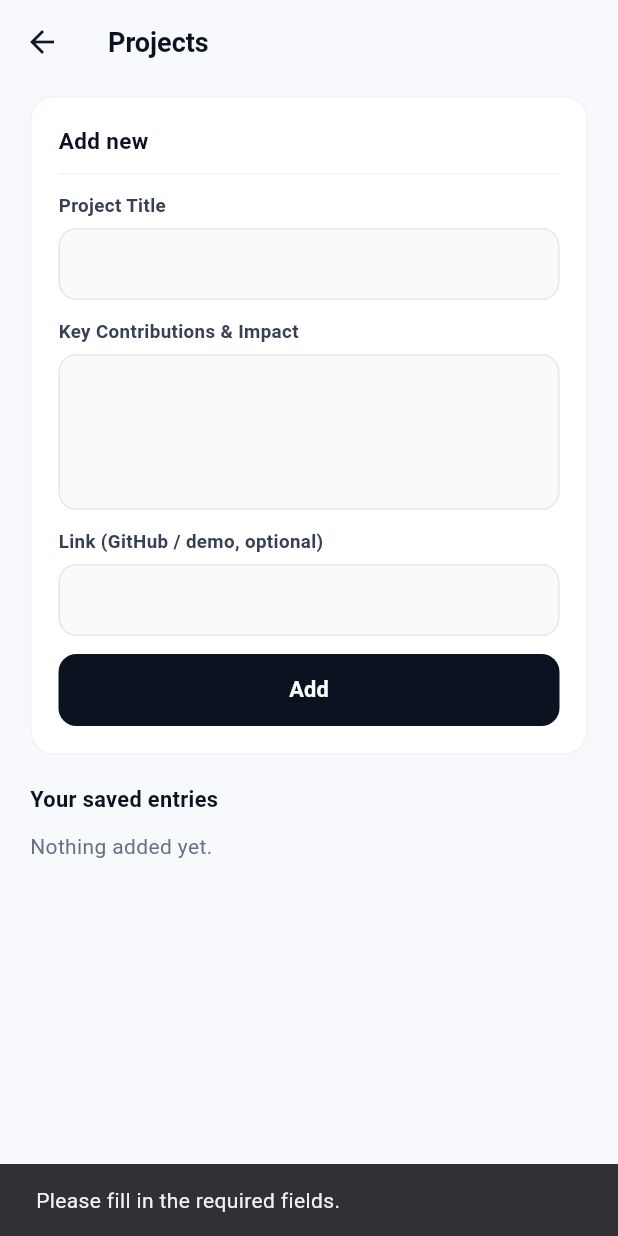
After one commit to rishanshrestha/sopaanapp, a Flutter app: the ProjectsScreen screen opened directly, after a tap on "Add", on a phone screen of 412 x 824 dp. The commit adds this screen. Run offline on Flutter 3.47's test engine with Material 3 defaults, Android fonts, the phone set to English and light mode, and no system bars; our stand-ins replace cloud_firestore, firebase_auth, firebase_core, get, google_sign_in; accounts and stored records are empty.

Commit message:
Completed Sprint 2 feature updates

```diff
--- /dev/null
+++ b/lib/cv_builder_screens/add_my_project.dart
@@ -0,0 +1,297 @@
+import 'package:cloud_firestore/cloud_firestore.dart';
+import 'package:firebase_auth/firebase_auth.dart';
+import 'package:flutter/material.dart';
+
+/// Standalone Projects screen.
+/// Saves into the Firestore doc users/{uid} under the field 'projects'
+/// (a list of strings, which is what profile_screen.dart reads).
+class ProjectsScreen extends StatefulWidget {
+  const ProjectsScreen({super.key});
+
+  @override
+  State<ProjectsScreen> createState() => _ProjectsScreenState();
+}
+
+class _ProjectsScreenState extends State<ProjectsScreen> {
+  static const String _key = 'projects';
+  static const List<String> _labels = [
+    'Project Title',
+    'Key Contributions & Impact',
+    'Link (GitHub / demo, optional)'
+  ];
+
+  late final List<TextEditingController> _c =
+      List.generate(_labels.length, (_) => TextEditingController());
+
+  bool _saving = false;
+
+  DocumentReference<Map<String, dynamic>>? get _doc {
+    final uid = FirebaseAuth.instance.currentUser?.uid;
+    if (uid == null) return null;
+    return FirebaseFirestore.instance.collection('users').doc(uid);
+  }
+
+  @override
+  void dispose() {
+    for (final c in _c) {
+      c.dispose();
+    }
+    super.dispose();
+  }
+
+  String _format() {
+    final title = _c[0].text.trim();
+    final desc = _c[1].text.trim();
+    final link = _c[2].text.trim();
+
+    if (title.isEmpty) return '';
+
+    var s = title;
+    if (desc.isNotEmpty) s += ' — $desc';
+    if (link.isNotEmpty) s += ' ($link)';
+    return s;
+  }
+
+  void _snack(String msg) {
+    if (!mounted) return;
+    ScaffoldMessenger.of(context).showSnackBar(SnackBar(content: Text(msg)));
+  }
+
+  Future<void> _add() async {
+    final entry = _format();
+    if (entry.isEmpty) {
+      _snack('Please fill in the required fields.');
+      return;
+    }
+
+    final doc = _doc;
+    if (doc == null) {
+      _snack('Please log in first.');
+      return;
+    }
+
+    setState(() => _saving = true);
+
+    try {
+      await doc.set({
+        _key: FieldValue.arrayUnion([entry])
+      }, SetOptions(merge: true));
+
+      for (final c in _c) {
+        c.clear();
+      }
+
+      _snack('Added!');
+    } catch (e) {
+      _snack('Could not save: $e');
+    } finally {
+      if (mounted) setState(() => _saving = false);
+    }
+  }
+
+  Future<void> _remove(String item) async {
+    try {
+      await _doc?.set({
+        _key: FieldValue.arrayRemove([item])
+      }, SetOptions(merge: true));
+    } catch (e) {
+      _snack('Could not remove: $e');
+    }
+  }
+
+  Widget _field(int i) {
+    return Padding(
+      padding: const EdgeInsets.only(bottom: 12),
+      child: Column(
+        crossAxisAlignment: CrossAxisAlignment.start,
+        children: [
+          Text(
+            _labels[i],
+            style: const TextStyle(
+              fontSize: 12.5,
+              fontWeight: FontWeight.w600,
+              color: Color(0xFF374151),
+            ),
+          ),
+          const SizedBox(height: 6),
+          TextField(
+            controller: _c[i],
+            maxLines: i == 1 ? 4 : 1,
+            style: const TextStyle(fontSize: 13, color: Color(0xFF111827)),
+            decoration: InputDecoration(
+              filled: true,
+              fillColor: const Color(0xFFF9FAFB),
+              contentPadding:
+                  const EdgeInsets.symmetric(horizontal: 14, vertical: 12),
+              border: OutlineInputBorder(
+                borderRadius: BorderRadius.circular(12),
+                borderSide: const BorderSide(color: Color(0xFFE5E7EB)),
+              ),
+              enabledBorder: OutlineInputBorder(
+                borderRadius: BorderRadius.circular(12),
+                borderSide: const BorderSide(color: Color(0xFFE5E7EB)),
+              ),
+              focusedBorder: OutlineInputBorder(
+                borderRadius: BorderRadius.circular(12),
+                borderSide:
+                    const BorderSide(color: Color(0xFF14B8A6), width: 1.5),
+              ),
+            ),
+          ),
+        ],
+      ),
+    );
+  }
+
+  @override
+  Widget build(BuildContext context) {
+    return Scaffold(
+      backgroundColor: const Color(0xFFF7F9FC),
+      appBar: AppBar(
+        backgroundColor: Colors.transparent,
+        elevation: 0,
+        scrolledUnderElevation: 0,
+        leading: IconButton(
+          icon: const Icon(Icons.arrow_back, color: Color(0xFF111827)),
+          onPressed: () => Navigator.maybePop(context),
+        ),
+        title: const Text(
+          'Projects',
+          style: TextStyle(
+            fontSize: 18,
+            fontWeight: FontWeight.w700,
+            color: Color(0xFF0B1220),
+          ),
+        ),
+      ),
+      body: SingleChildScrollView(
+        padding: const EdgeInsets.fromLTRB(20, 8, 20, 28),
+        child: Column(
+          crossAxisAlignment: CrossAxisAlignment.start,
+          children: [
+            // Add form
+            Container(
+              padding: const EdgeInsets.all(18),
+              decoration: BoxDecoration(
+                color: Colors.white,
+                borderRadius: BorderRadius.circular(16),
+                border: Border.all(color: const Color(0xFFF0F2F5)),
+              ),
+              child: Column(
+                crossAxisAlignment: CrossAxisAlignment.start,
+                children: [
+                  const Text(
+                    'Add new',
+                    style: TextStyle(
+                      fontSize: 15,
+                      fontWeight: FontWeight.w700,
+                      color: Color(0xFF0B1220),
+                    ),
+                  ),
+                  const Divider(height: 24, color: Color(0xFFF3F4F6)),
+                  for (int i = 0; i < _labels.length; i++) _field(i),
+                  SizedBox(
+                    width: double.infinity,
+                    height: 48,
+                    child: ElevatedButton(
+                      onPressed: _saving ? null : _add,
+                      style: ElevatedButton.styleFrom(
+                        backgroundColor: const Color(0xFF0B1220),
+                        elevation: 0,
+                        shape: RoundedRectangleBorder(
+                          borderRadius: BorderRadius.circular(12),
+                        ),
+                      ),
+                      child: _saving
+                          ? const SizedBox(
+                              width: 20,
+                              height: 20,
+                              child: CircularProgressIndicator(
+                                strokeWidth: 2,
+                                color: Colors.white,
+                              ),
+                            )
+                          : const Text(
+                              'Add',
+                              style: TextStyle(
+                                fontSize: 14.5,
+                                fontWeight: FontWeight.w600,
+                                color: Colors.white,
+                              ),
+                            ),
+                    ),
+                  ),
+                ],
+              ),
+            ),
+            const SizedBox(height: 20),
+            const Text(
+              'Your saved entries',
+              style: TextStyle(
+                fontSize: 14.5,
+                fontWeight: FontWeight.w700,
+                color: Color(0xFF0B1220),
+              ),
+            ),
+            const SizedBox(height: 10),
+            // Saved list
+            if (_doc == null)
+              const Text('Log in to see your entries.')
+            else
+              StreamBuilder<DocumentSnapshot<Map<String, dynamic>>>(
+                stream: _doc!.snapshots(),
+                builder: (context, snap) {
+                  final raw = snap.data?.data()?[_key];
+                  final items = raw is List
+                      ? raw.map((e) => e.toString()).toList()
+                      : <String>[];
+
+                  if (items.isEmpty) {
+                    return const Text(
+                      'Nothing added yet.',
+                      style: TextStyle(color: Color(0xFF667085)),
+                    );
+                  }
+
+                  return Column(
+                    children: items.map((item) {
+                      return Container(
+                        margin: const EdgeInsets.only(bottom: 8),
+                        padding: const EdgeInsets.fromLTRB(14, 6, 6, 6),
+                        decoration: BoxDecoration(
+                          color: Colors.white,
+                          borderRadius: BorderRadius.circular(12),
+                          border: Border.all(color: const Color(0xFFE5E7EB)),
+                        ),
+                        child: Row(
+                          children: [
+                            Expanded(
+                              child: Text(
+                                item,
+                                style: const TextStyle(
+                                  fontSize: 13,
+                                  color: Color(0xFF111827),
+                                ),
+                              ),
+                            ),
+                            IconButton(
+                              icon: const Icon(
+                                Icons.delete_outline,
+                                size: 20,
+                                color: Color(0xFF9CA3AF),
+                              ),
+                              onPressed: () => _remove(item),
+                            ),
+                          ],
+                        ),
+                      );
+                    }).toList(),
+                  );
+                },
+              ),
+          ],
+        ),
+      ),
+    );
+  }
+}
--- a/lib/home/homepage.dart
+++ b/lib/home/homepage.dart
@@ -169,7 +169,7 @@ class _HomepageState extends State<Homepage> {
                 const Icon(Icons.chevron_right, size: 16, color: teal),
               ]),
             ),
-          if (trailing != null) trailing,
+          ?trailing,
         ],
       ),
     );
--- a/lib/settings/settings.dart
+++ b/lib/settings/settings.dart
@@ -332,7 +332,7 @@ class _SettingsScreenState extends State<SettingsScreen> {
                       child: Image.network(
                         photoUrl.toString(),
                         fit: BoxFit.cover,
-                        errorBuilder: (_, __, ___) => Center(
+                        errorBuilder: (context, error, stackTrace) => Center(
                           child: Text(
                             _initials(name),
                             style: const TextStyle(
```
Also changed, not shown: flutter_01.png (added), flutter_02.png (added), pubspec.lock, 3 other files.
